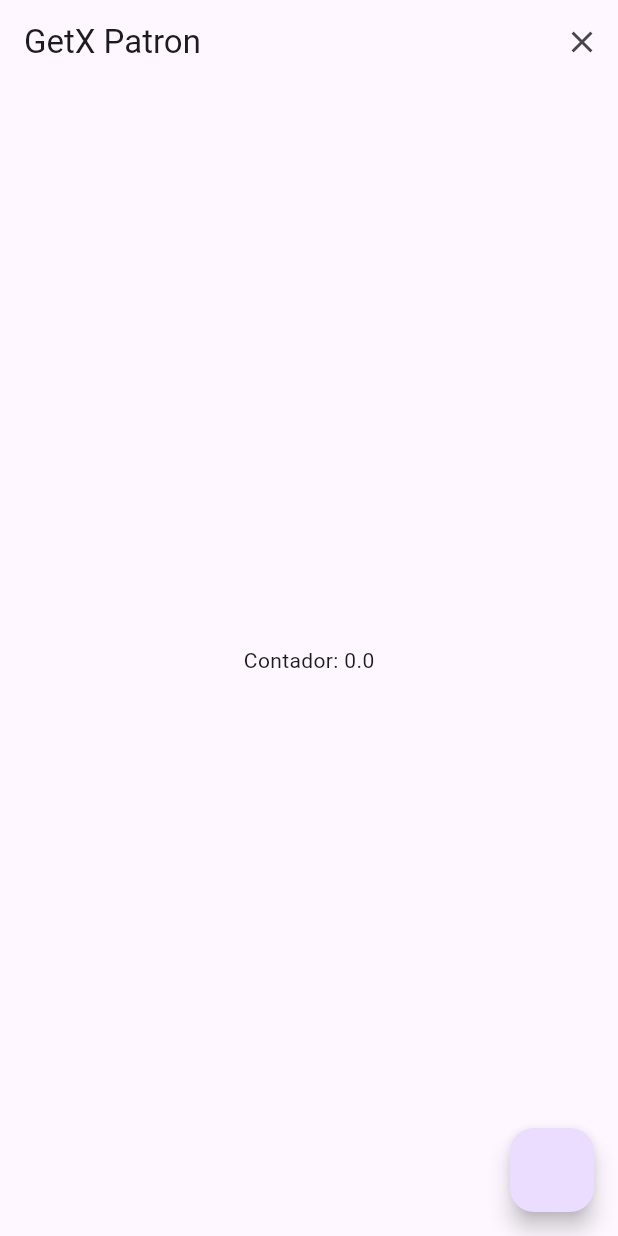
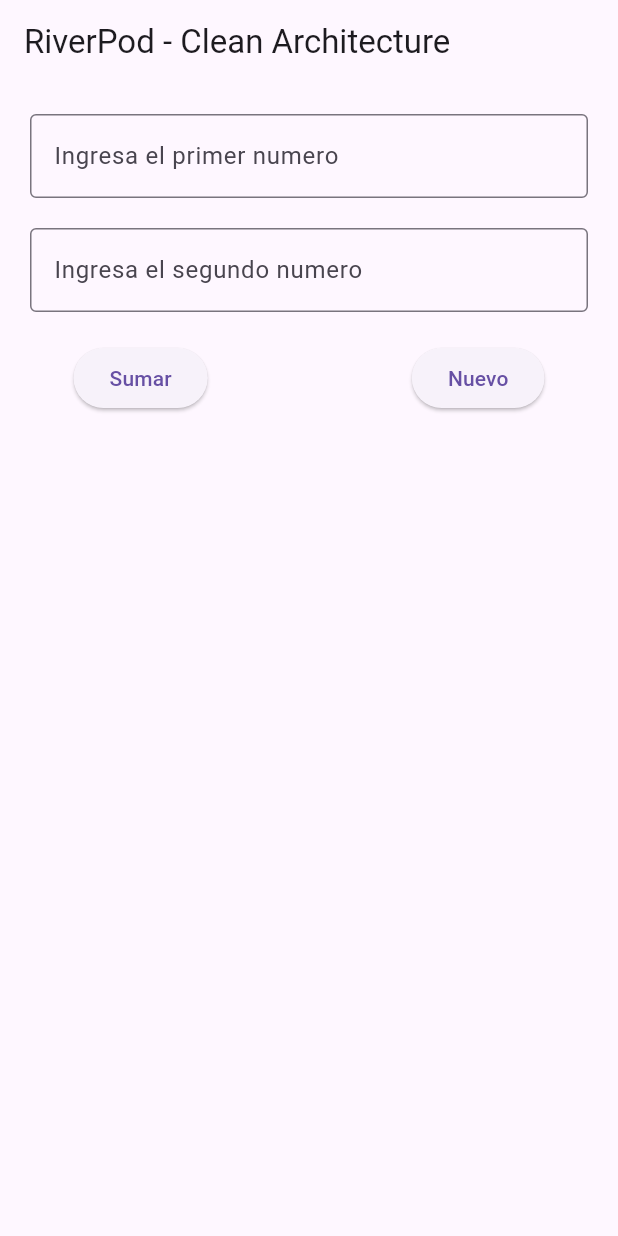
Before and after one commit to joseluisdaza/MFS_Mobile, a Flutter app: the screen it shows after launch, on a phone screen of 412 x 824 dp. Run offline on Flutter 3.47's test engine with Material 3 defaults, Android fonts, the phone set to English and light mode, and no system bars; our stand-ins replace flutter_riverpod, get.

Commit message:
arquitectura limpia riverpod

```diff
--- /dev/null
+++ b/lib/Clase8_SumaDosNumeros/presentacion/presentacion.dart
@@ -0,0 +1,89 @@
+import 'package:flutter/material.dart';
+import 'package:flutter_riverpod/flutter_riverpod.dart';
+import 'package:layouts/Clase8_SumaDosNumeros/applicacion/riverpod.dart';
+
+class Presentacion extends ConsumerWidget {
+  Presentacion({super.key});
+
+  TextEditingController tecN1 = TextEditingController();
+  TextEditingController tecN2 = TextEditingController();
+
+  //WidgetRef es el medio de acceso.
+  @override
+  Widget build(BuildContext context, WidgetRef ref) {
+    //variable quenospermite acceder a los datos.
+    //Este hace referencia a la variable creada en el archivo aplicacion/riverpod.dart
+    final containerState = ref.watch(containerProvider);
+
+    return Scaffold(
+      appBar: AppBar(title: Text("RiverPod - Clean Architecture")),
+      body: Padding(
+        padding: EdgeInsets.all(20),
+        child: Column(
+          //Para que seamas rico usar un formulario para hacer validaciones.
+          children: [
+            TextField(
+              controller: tecN1,
+              keyboardType: TextInputType.number,
+              decoration: InputDecoration(
+                labelText: 'Ingresa el primer numero',
+                border: OutlineInputBorder(),
+              ),
+            ),
+
+            SizedBox(height: 20),
+
+            TextField(
+              controller: tecN2,
+              keyboardType: TextInputType.number,
+              decoration: InputDecoration(
+                labelText: 'Ingresa el segundo numero',
+                border: OutlineInputBorder(),
+              ),
+            ),
+
+            SizedBox(height: 20),
+
+            Row(
+              mainAxisAlignment: MainAxisAlignment.spaceAround,
+              children: [
+                ElevatedButton(
+                  onPressed: () {
+                    ref
+                        .read(containerProvider.notifier)
+                        .sumar(
+                          double.tryParse(tecN1.text),
+                          double.tryParse(tecN2.text),
+                        );
+                  },
+                  child: Text('Sumar'),
+                ),
+
+                SizedBox(width: 20),
+
+                ElevatedButton(
+                  onPressed: () {
+                    ref.read(containerProvider.notifier).limpiar();
+                    tecN1.text = "";
+                    tecN2.text = "";
+                  },
+                  child: Text('Nuevo'),
+                ),
+              ],
+            ),
+
+            SizedBox(height: 20),
+
+            //Para no mostrar el componente.
+            (containerState.flagResultado)
+                ? Text(
+                  containerState.resultado.toString(),
+                  style: TextStyle(fontSize: 50, color: Colors.blue),
+                )
+                : SizedBox(),
+          ],
+        ),
+      ),
+    );
+  }
+}
--- /dev/null
+++ b/lib/main copy 2.dart
@@ -0,0 +1,44 @@
+import 'package:flutter/material.dart';
+// import 'package:layouts/home.dart';
+// import 'package:layouts/anipos.dart';
+// import 'package:layouts/aniali.dart';
+//import 'package:layouts/anirot.dart';
+// import 'package:layouts/Tarea01-Pelota/tarea01.dart';
+// import 'package:layouts/Clase4/home.dart';
+// import 'package:layouts/Clase4/homeGrafo.dart';
+// import 'package:layouts/Clase5/home.dart';
+// import 'package:layouts/Clase5/fotos.dart';
+// import 'package:layouts/Clase5/listview.dart';
+// import 'package:layouts/Clase5/livicustom.dart';
+// import 'package:layouts/Clase5/livibuilder.dart';
+// import 'package:layouts/Clase6/grid1.dart';
+// import 'package:layouts/Clase6/grid2.dart';
+// import 'package:layouts/Clase6/grid3.dart';
+// import 'package:layouts/Tarea02-grafos/tarea02.dart';
+// import 'package:layouts/clase7/home.dart';
+// import 'package:layouts/clase7/sin_tiempo.dart';
+// import 'package:layouts/clase7/formularios.dart';
+import 'package:layouts/clase7_Patrones/home.dart';
+
+void main() {
+  runApp(const MainApp());
+}
+
+class MainApp extends StatelessWidget {
+  const MainApp({super.key});
+
+  @override
+  Widget build(BuildContext context) {
+    // return const MaterialApp(home: Home());
+
+    // return const MaterialApp(home: Fotos());
+    // return const MaterialApp(home: Livi());
+    // return const MaterialApp(home: Livicustom());
+    // return const MaterialApp(home: LiviBuilder());
+    // return const MaterialApp(home: Grid1());
+    // return const MaterialApp(home: Grid2());
+    // return const MaterialApp(home: Grid3());
+
+    return MaterialApp(home: Home());
+  }
+}
--- a/lib/main.dart
+++ b/lib/main.dart
@@ -1,27 +1,10 @@
 import 'package:flutter/material.dart';
-// import 'package:layouts/home.dart';
-// import 'package:layouts/anipos.dart';
-// import 'package:layouts/aniali.dart';
-//import 'package:layouts/anirot.dart';
-// import 'package:layouts/Tarea01-Pelota/tarea01.dart';
-// import 'package:layouts/Clase4/home.dart';
-// import 'package:layouts/Clase4/homeGrafo.dart';
-// import 'package:layouts/Clase5/home.dart';
-// import 'package:layouts/Clase5/fotos.dart';
-// import 'package:layouts/Clase5/listview.dart';
-// import 'package:layouts/Clase5/livicustom.dart';
-// import 'package:layouts/Clase5/livibuilder.dart';
-// import 'package:layouts/Clase6/grid1.dart';
-// import 'package:layouts/Clase6/grid2.dart';
-// import 'package:layouts/Clase6/grid3.dart';
-// import 'package:layouts/Tarea02-grafos/tarea02.dart';
-// import 'package:layouts/clase7/home.dart';
-// import 'package:layouts/clase7/sin_tiempo.dart';
-// import 'package:layouts/clase7/formularios.dart';
-import 'package:layouts/clase7_Patrones/home.dart';
+import 'package:flutter_riverpod/flutter_riverpod.dart';
+import 'package:layouts/Clase8_SumaDosNumeros/presentacion/presentacion.dart';
 
+//Ejemplo Riverpod
 void main() {
-  runApp(const MainApp());
+  runApp(ProviderScope(child: MainApp()));
 }
 
 class MainApp extends StatelessWidget {
@@ -29,16 +12,6 @@ class MainApp extends StatelessWidget {
 
   @override
   Widget build(BuildContext context) {
-    // return const MaterialApp(home: Home());
-
-    // return const MaterialApp(home: Fotos());
-    // return const MaterialApp(home: Livi());
-    // return const MaterialApp(home: Livicustom());
-    // return const MaterialApp(home: LiviBuilder());
-    // return const MaterialApp(home: Grid1());
-    // return const MaterialApp(home: Grid2());
-    // return const MaterialApp(home: Grid3());
-
-    return MaterialApp(home: Home());
+    return MaterialApp(home: Presentacion());
   }
 }
--- a/pubspec.yaml
+++ b/pubspec.yaml
@@ -10,6 +10,7 @@ environment:
 dependencies:
   flutter:
     sdk: flutter
+  flutter_riverpod: ^2.6.1
   get: ^4.7.2
 
 dev_dependencies:
```
Also changed, not shown: lib/Clase8_SumaDosNumeros/applicacion/estados.dart (added, +15 -0 lines), lib/Clase8_SumaDosNumeros/applicacion/riverpod.dart (added, +26 -0 lines), pubspec.lock.
